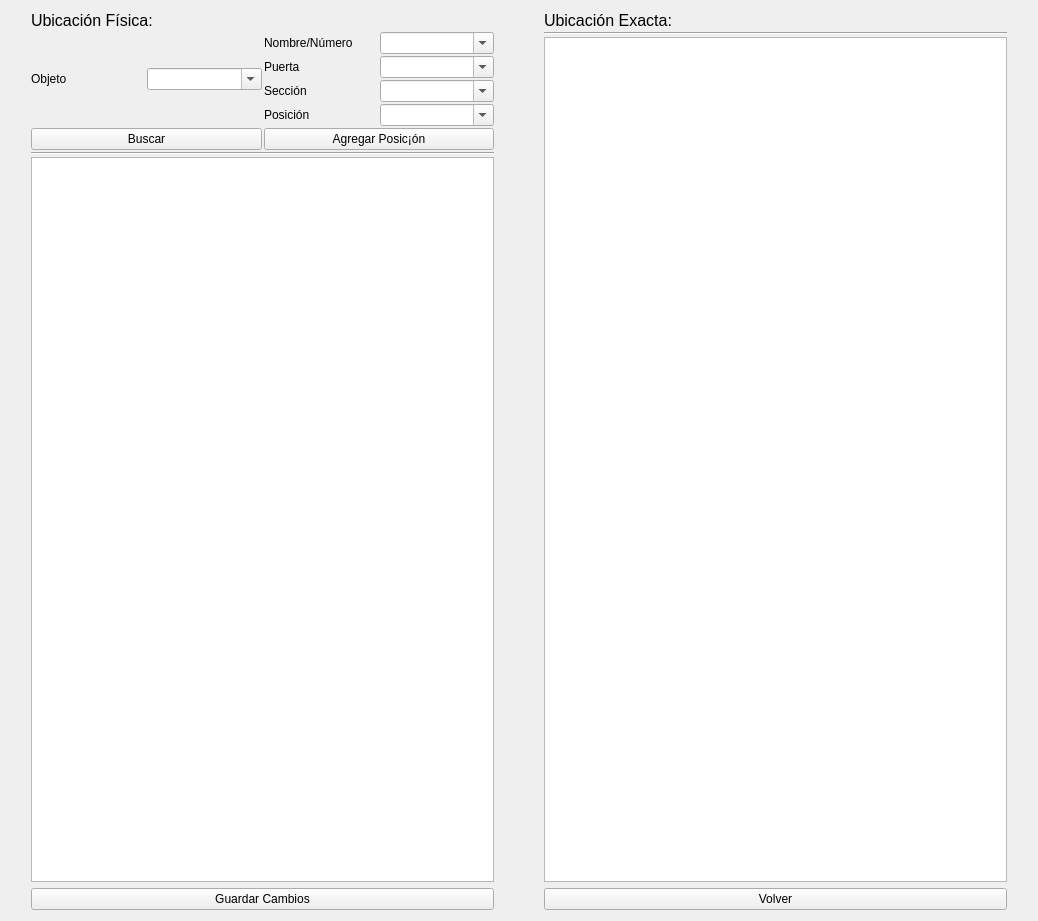
First picture: the form in qts/ventana_tablas.ui, repository LucasQuinteros/Base, before the edit.
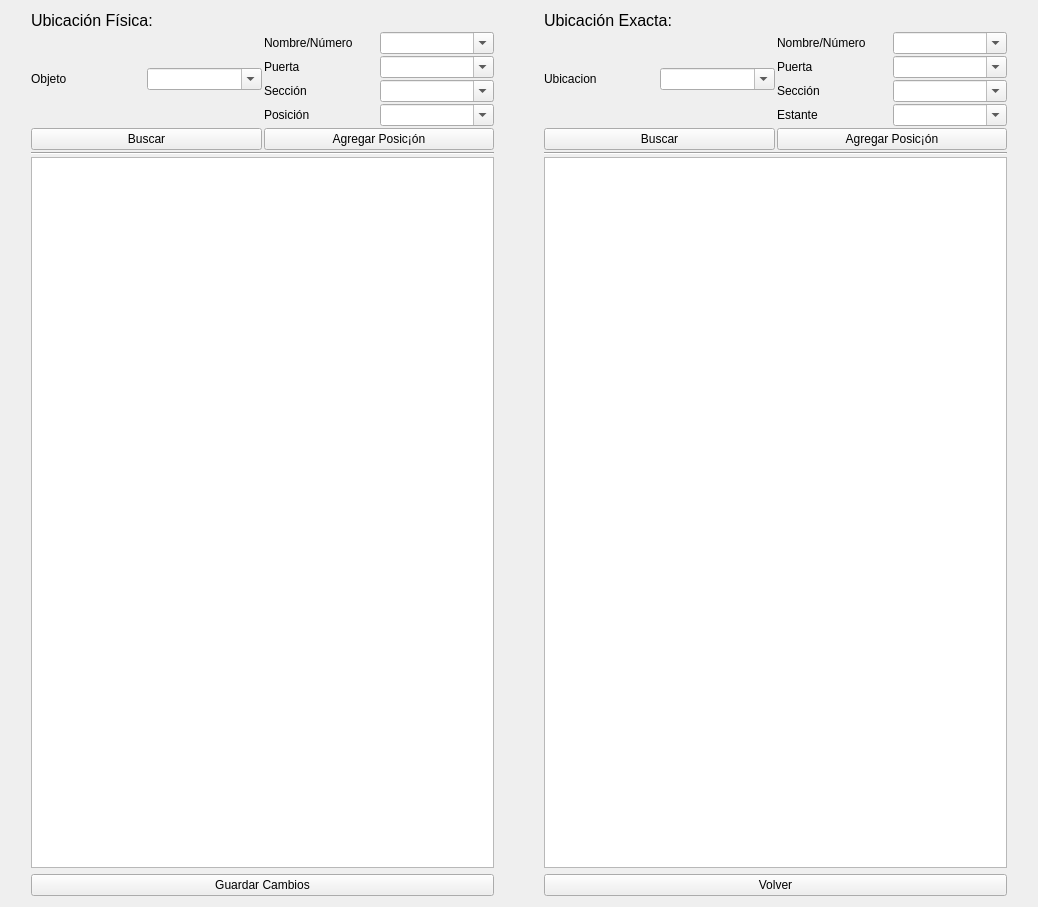
Second picture: the form after the edit.

Commit message: Filtro de busqueda en funcion tablas

```diff
--- a/qts/ventana_tablas.ui
+++ b/qts/ventana_tablas.ui
@@ -7,13 +7,13 @@
     <x>0</x>
     <y>0</y>
     <width>1038</width>
-    <height>921</height>
+    <height>907</height>
    </rect>
   </property>
   <property name="windowTitle">
    <string>Form</string>
   </property>
-  <layout class="QVBoxLayout" name="verticalLayout_5">
+  <layout class="QVBoxLayout" name="verticalLayout_7">
    <item>
     <layout class="QGridLayout" name="gridLayout">
      <item row="0" column="0">
@@ -173,6 +173,106 @@
            </property>
           </widget>
          </item>
+         <item>
+          <layout class="QHBoxLayout" name="horizontalLayout_5">
+           <item>
+            <widget class="QLabel" name="label_7">
+             <property name="text">
+              <string>Ubicacion</string>
+             </property>
+            </widget>
+           </item>
+           <item>
+            <widget class="QComboBox" name="comboBox_6">
+             <property name="editable">
+              <bool>true</bool>
+             </property>
+            </widget>
+           </item>
+           <item>
+            <layout class="QVBoxLayout" name="verticalLayout_5">
+             <item>
+              <widget class="QLabel" name="label_8">
+               <property name="text">
+                <string>Nombre/Número</string>
+               </property>
+              </widget>
+             </item>
+             <item>
+              <widget class="QLabel" name="label_9">
+               <property name="text">
+                <string>Puerta</string>
+               </property>
+              </widget>
+             </item>
+             <item>
+              <widget class="QLabel" name="label_10">
+               <property name="text">
+                <string>Sección</string>
+               </property>
+              </widget>
+             </item>
+             <item>
+              <widget class="QLabel" name="label_92">
+               <property name="text">
+                <string>Estante</string>
+               </property>
+              </widget>
+             </item>
+            </layout>
+           </item>
+           <item>
+            <layout class="QVBoxLayout" name="verticalLayout_6">
+             <item>
+              <widget class="QComboBox" name="comboBox_7">
+               <property name="editable">
+                <bool>true</bool>
+               </property>
+              </widget>
+             </item>
+             <item>
+              <widget class="QComboBox" name="comboBox_8">
+               <property name="editable">
+                <bool>true</bool>
+               </property>
+              </widget>
+             </item>
+             <item>
+              <widget class="QComboBox" name="comboBox_9">
+               <property name="editable">
+                <bool>true</bool>
+               </property>
+              </widget>
+             </item>
+             <item>
+              <widget class="QComboBox" name="comboBox_10">
+               <property name="editable">
+                <bool>true</bool>
+               </property>
+              </widget>
+             </item>
+            </layout>
+           </item>
+          </layout>
+         </item>
+         <item>
+          <layout class="QHBoxLayout" name="horizontalLayout_6">
+           <item>
+            <widget class="QPushButton" name="pushButton_5">
+             <property name="text">
+              <string>Buscar</string>
+             </property>
+            </widget>
+           </item>
+           <item>
+            <widget class="QPushButton" name="pushButton_6">
+             <property name="text">
+              <string>Agregar Posic¡ón</string>
+             </property>
+            </widget>
+           </item>
+          </layout>
+         </item>
          <item>
           <widget class="Line" name="line">
            <property name="orientation">
```
The commit also changes 2 other files.
